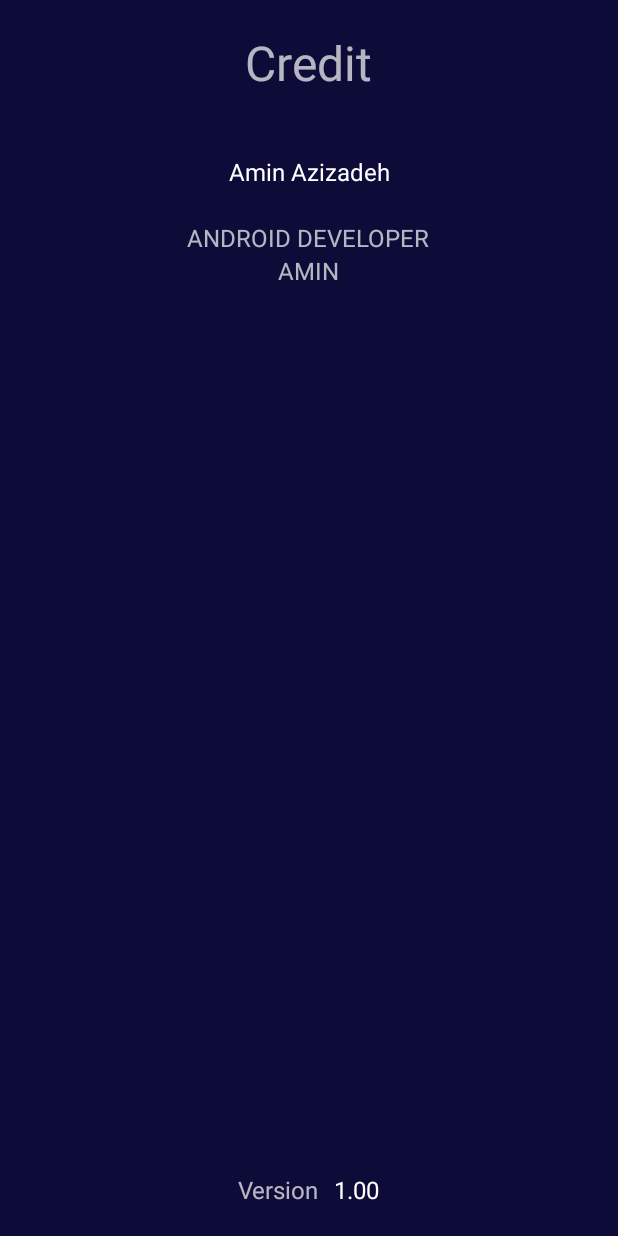
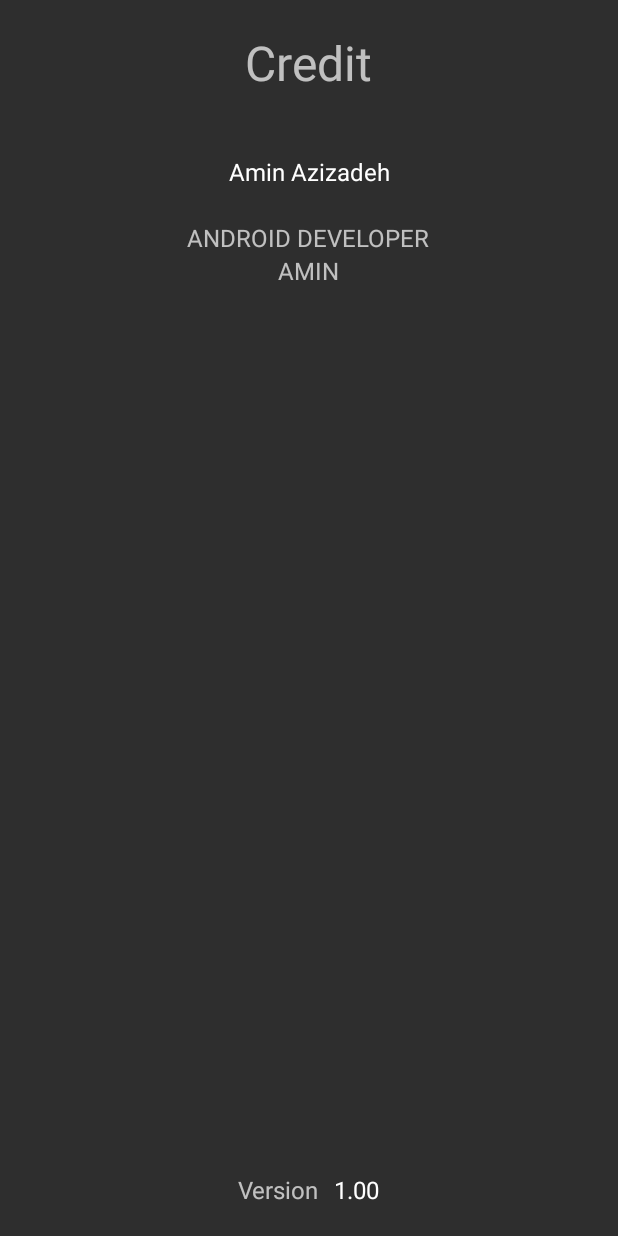
Before and after one commit to amin0011/DotLine, an Android app: the AboutActivity screen opened directly, with no data from a screen before it, on a phone screen of 412 x 824 dp. Run offline under Robolectric (Android 15) with nearby library versions, the phone set to English and light mode, and no system bars.

Commit message:
add color

```diff
--- a/app/src/main/res/layout/activity_about.xml
+++ b/app/src/main/res/layout/activity_about.xml
@@ -3,7 +3,7 @@
     android:layout_width="match_parent"
     android:layout_height="match_parent"
     android:gravity="center_vertical"
-    android:background="#0d0b38"
+    android:background="#2222"
     android:orientation="vertical">
 
   <LinearLayout
```
